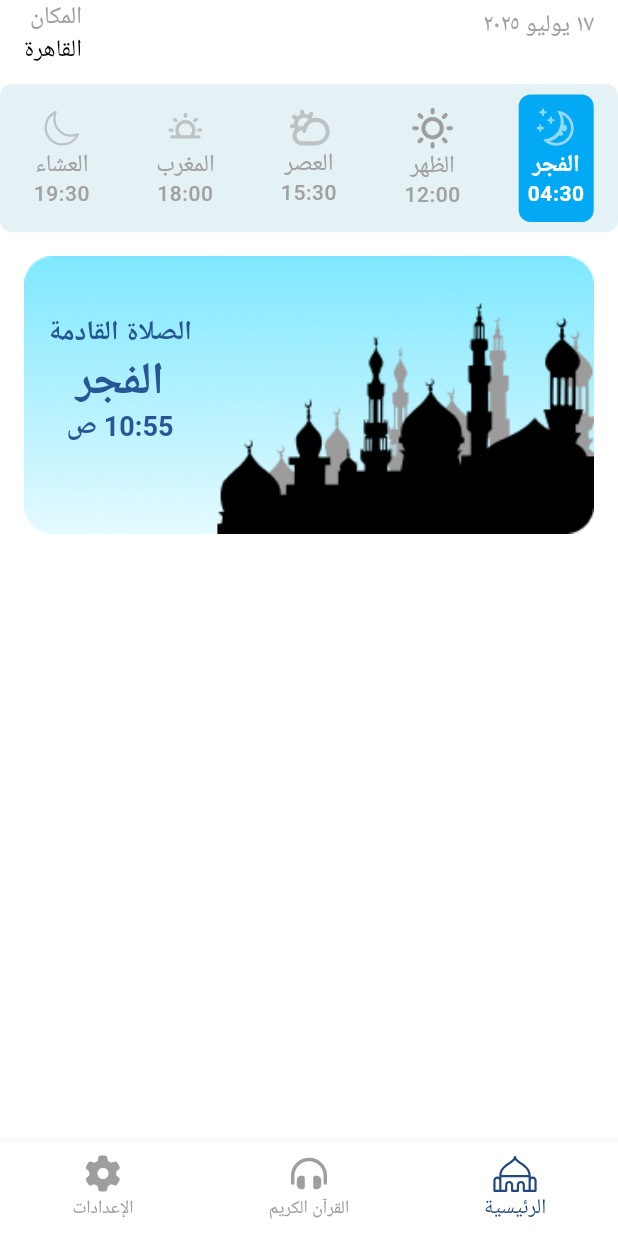
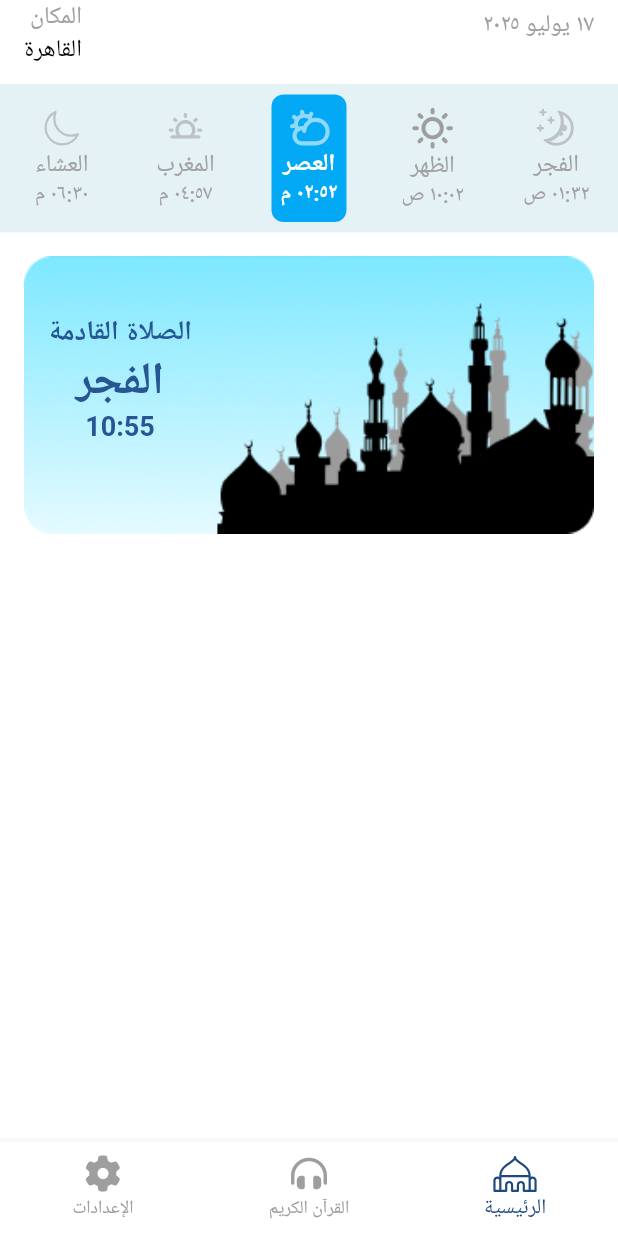
Before and after one commit to osamamohamedr1/islamic_app, a Flutter app: the screen it shows after launch, on a phone screen of 412 x 824 dp. Run offline on Flutter 3.47's test engine with Material 3 defaults, Android fonts, the phone set to English and light mode, and no system bars; our stand-ins replace adhan, bloc, flutter_bloc, flutter_svg, font_awesome_flutter, get_it and 1 more; missing offline and left inert: jhijri.

Commit message:
add comming prayer time

```diff
--- a/lib/core/routes/app_router.dart
+++ b/lib/core/routes/app_router.dart
@@ -1,6 +1,7 @@
 import 'package:flutter/material.dart';
 import 'package:islamic_app/core/routes/routes.dart';
 import 'package:islamic_app/features/bottom_nav_bar.dart/presentation/views/bottom_nav_bar_view.dart';
+
 import 'package:islamic_app/features/home/presentation/views/home_view.dart';
 
 Route onGenerateRoute(RouteSettings settting) {
@@ -22,7 +23,9 @@ Route onGenerateRoute(RouteSettings settting) {
     default:
       return MaterialPageRoute(
         builder: (context) {
-          return HomeView();
+          return Scaffold(
+            body: Center(child: Text('No route defined for ${settting.name}')),
+          );
         },
       );
   }
--- /dev/null
+++ b/lib/core/utils/dependency_injection.dart
@@ -0,0 +1,7 @@
+import 'package:get_it/get_it.dart';
+import 'package:islamic_app/features/home/data/repos/home_repo.dart';
+
+final getIt = GetIt.instance;
+void setupServiceLocator() {
+  getIt.registerSingleton<HomeRepo>(HomeRepo());
+}
--- a/lib/features/bottom_nav_bar.dart/presentation/views/bottom_nav_bar_view.dart
+++ b/lib/features/bottom_nav_bar.dart/presentation/views/bottom_nav_bar_view.dart
@@ -16,23 +16,30 @@ class BottomNavBarView extends StatefulWidget {
 
 class _BottomNavBarViewState extends State<BottomNavBarView> {
   int currentIndex = 0;
+  late PageController _pageController;
+  @override
+  void initState() {
+    _pageController = PageController(initialPage: currentIndex);
+    super.initState();
+  }
+
+  void _onItemTapped(int index) {
+    setState(() {
+      currentIndex = index;
+      _pageController.jumpToPage(index);
+    });
+  }
 
   @override
   Widget build(BuildContext context) {
     return Scaffold(
-      body: IndexedStack(
-        index: currentIndex,
-        children: [HomeView(), QuranAudioView(), SettingsView()],
-      ),
+      body: PageView(controller: _pageController, children: getViews()),
       bottomNavigationBar: Directionality(
         textDirection: TextDirection.rtl,
         child: BottomNavigationBar(
           items: getItems(currentIndex),
           currentIndex: currentIndex,
-          onTap: (value) {
-            currentIndex = value;
-            setState(() {});
-          },
+          onTap: _onItemTapped,
         ),
       ),
     );
@@ -60,3 +67,9 @@ List<BottomNavigationBarItem> getItems(currentIndex) => [
     label: 'الإعدادات',
   ),
 ];
+
+List<Widget> getViews() => [
+  const HomeView(),
+  const QuranAudioView(),
+  const SettingsView(),
+];
--- a/lib/features/home/data/models/prayer_model.dart
+++ b/lib/features/home/data/models/prayer_model.dart
@@ -1,7 +1,7 @@
 class PrayerModel {
   final String name;
-  final String time;
-  final bool isComming;
+  final DateTime time;
+  bool isComming;
   final String iconPath;
 
   PrayerModel({
--- a/lib/features/home/data/repos/home_repo.dart
+++ b/lib/features/home/data/repos/home_repo.dart
@@ -1,3 +1,54 @@
+import 'dart:developer';
+import 'package:adhan/adhan.dart';
+import 'package:islamic_app/core/utils/assets.dart';
+import 'package:islamic_app/features/home/data/models/prayer_model.dart';
+
 class HomeRepo {
-  getPrayerTimes() {}
+  List<PrayerModel> getPrayerTimes() {
+    Coordinates coordinates = Coordinates(30.0444, 31.2357);
+    final params = CalculationMethod.karachi.getParameters();
+    params.madhab = Madhab.hanafi;
+    final prayerTimes = PrayerTimes.today(coordinates, params);
+    log(prayerTimes.maghrib.toString());
+    final List<PrayerModel> prayerModelsList = [
+      PrayerModel(
+        name: 'الفجر',
+        time: prayerTimes.fajr,
+        iconPath: Assets.svgsFajr,
+        isComming: false,
+      ),
+      PrayerModel(
+        name: 'الظهر',
+        time: prayerTimes.dhuhr,
+        iconPath: Assets.svgsZhr,
+        isComming: false,
+      ),
+      PrayerModel(
+        name: 'العصر',
+        time: prayerTimes.asr,
+        iconPath: Assets.svgsAsr,
+        isComming: false,
+      ),
+      PrayerModel(
+        name: 'المغرب',
+        time: prayerTimes.maghrib,
+        iconPath: Assets.svgsMghreb,
+        isComming: false,
+      ),
+      PrayerModel(
+        name: 'العشاء',
+        time: prayerTimes.isha,
+        iconPath: Assets.svgsEsha,
+        isComming: false,
+      ),
+    ];
+    for (var prayer in prayerModelsList) {
+      if (prayer.time.isAfter(DateTime.now())) {
+        prayer.isComming = true;
+        break;
+      }
+    }
+
+    return prayerModelsList;
+  }
 }
--- /dev/null
+++ b/lib/features/home/presentation/manger/cubit/prayers_time_cubit.dart
@@ -0,0 +1,21 @@
+import 'package:bloc/bloc.dart';
+import 'package:islamic_app/features/home/data/models/prayer_model.dart';
+import 'package:islamic_app/features/home/data/repos/home_repo.dart';
+import 'package:meta/meta.dart';
+
+part 'prayers_time_state.dart';
+
+class PrayersTimeCubit extends Cubit<PrayersTimeState> {
+  PrayersTimeCubit(this.homeRepo) : super(PrayersTimeInitial());
+
+  final HomeRepo homeRepo;
+  void getPrayerTimes() {
+    try {
+      emit(PrayersTimeLoading());
+      final prayerTimes = homeRepo.getPrayerTimes();
+      emit(PrayersTimeLoaded(prayerTimes));
+    } catch (e) {
+      emit(PrayersTimeError('Failed to load prayer times'));
+    }
+  }
+}
--- /dev/null
+++ b/lib/features/home/presentation/manger/cubit/prayers_time_state.dart
@@ -0,0 +1,20 @@
+part of 'prayers_time_cubit.dart';
+
+@immutable
+sealed class PrayersTimeState {}
+
+final class PrayersTimeInitial extends PrayersTimeState {}
+
+final class PrayersTimeLoading extends PrayersTimeState {}
+
+final class PrayersTimeLoaded extends PrayersTimeState {
+  final List<PrayerModel> prayerTimes;
+
+  PrayersTimeLoaded(this.prayerTimes);
+}
+
+final class PrayersTimeError extends PrayersTimeState {
+  final String message;
+
+  PrayersTimeError(this.message);
+}
--- a/lib/features/home/presentation/views/home_view.dart
+++ b/lib/features/home/presentation/views/home_view.dart
@@ -1,6 +1,9 @@
 import 'package:flutter/material.dart';
+import 'package:flutter_bloc/flutter_bloc.dart';
 import 'package:intl/intl.dart';
 import 'package:islamic_app/core/utils/assets.dart';
+import 'package:islamic_app/features/home/data/repos/home_repo.dart';
+import 'package:islamic_app/features/home/presentation/manger/cubit/prayers_time_cubit.dart';
 import 'package:islamic_app/features/home/presentation/views/widgets/prayer_times_row.dart';
 import 'package:jhijri/_src/_jHijri.dart';
 
@@ -9,9 +12,14 @@ class HomeView extends StatelessWidget {
 
   @override
   Widget build(BuildContext context) {
-    DateTime now = DateTime.now();
-    String formattedDate = DateFormat('d MMMM y', 'ar_EG').format(now);
-    return Scaffold(
+    String formattedDate = DateFormat(
+      'd MMMM y',
+      'ar_EG',
+    ).format(DateTime.now());
+    return BlocProvider(
+      create: (context) => PrayersTimeCubit(HomeRepo())..getPrayerTimes(),
+
+      child: Scaffold(
         appBar: homeAppBar(formattedDate, context),
         body: Column(
           spacing: 16,
@@ -22,6 +30,7 @@ class HomeView extends StatelessWidget {
               child: Column(children: [CommingPrayerFrame()]),
             ),
           ],
+        ),
       ),
     );
   }
@@ -102,7 +111,7 @@ class CommingPrayerFrame extends StatelessWidget {
               ),
               Text('الفجر', style: Theme.of(context).textTheme.titleLarge),
               Text(
-                '10:55 ص',
+                '10:55',
                 textAlign: TextAlign.left,
                 style: Theme.of(
                   context,
--- a/lib/features/home/presentation/views/widgets/prayer_time_item.dart
+++ b/lib/features/home/presentation/views/widgets/prayer_time_item.dart
@@ -1,5 +1,6 @@
 import 'package:flutter/material.dart';
 import 'package:flutter_svg/svg.dart';
+import 'package:intl/intl.dart';
 import 'package:islamic_app/core/themes/colors_manger.dart';
 import 'package:islamic_app/features/home/data/models/prayer_model.dart';
 
@@ -38,7 +39,7 @@ class PrayerTimeItem extends StatelessWidget {
             ),
           ),
           Text(
-            prayerModel.time,
+            DateFormat('hh:mm a', 'ar').format(prayerModel.time),
             style: Theme.of(context).textTheme.bodySmall!.copyWith(
               fontWeight: prayerModel.isComming
                   ? FontWeight.w700
--- a/lib/features/home/presentation/views/widgets/prayer_times_row.dart
+++ b/lib/features/home/presentation/views/widgets/prayer_times_row.dart
@@ -1,7 +1,7 @@
 import 'package:flutter/material.dart';
+import 'package:flutter_bloc/flutter_bloc.dart';
 import 'package:islamic_app/core/themes/colors_manger.dart';
-import 'package:islamic_app/core/utils/assets.dart';
-import 'package:islamic_app/features/home/data/models/prayer_model.dart';
+import 'package:islamic_app/features/home/presentation/manger/cubit/prayers_time_cubit.dart';
 import 'package:islamic_app/features/home/presentation/views/widgets/prayer_time_item.dart';
 
 class PrayerTimesRow extends StatelessWidget {
@@ -11,55 +11,33 @@ class PrayerTimesRow extends StatelessWidget {
   Widget build(BuildContext context) {
     return Container(
       height: MediaQuery.of(context).size.height * 0.12,
-      decoration: BoxDecoration(
-        color: ColorsManger.lightGrey,
-        borderRadius: BorderRadius.circular(8),
-      ),
-      child: Row(
-        crossAxisAlignment: CrossAxisAlignment.center,
-        mainAxisAlignment: MainAxisAlignment.spaceAround,
-        children: [
-          PrayerTimeItem(
-            prayerModel: PrayerModel(
-              name: 'الفجر',
-              time: '04:30',
-              iconPath: Assets.svgsFajr,
-              isComming: true,
-            ),
-          ),
-          PrayerTimeItem(
-            prayerModel: PrayerModel(
-              name: 'الظهر',
-              time: '12:00',
-              iconPath: Assets.svgsZhr,
-              isComming: false,
-            ),
-          ),
-          PrayerTimeItem(
-            prayerModel: PrayerModel(
-              name: 'العصر',
-              time: '15:30',
-              iconPath: Assets.svgsAsr,
-              isComming: false,
-            ),
-          ),
-          PrayerTimeItem(
-            prayerModel: PrayerModel(
-              name: 'المغرب',
-              time: '18:00',
-              iconPath: Assets.svgsMghreb,
-              isComming: false,
-            ),
-          ),
-          PrayerTimeItem(
-            prayerModel: PrayerModel(
-              name: 'العشاء',
-              time: '19:30',
-              iconPath: Assets.svgsEsha,
-              isComming: false,
-            ),
-          ),
-        ],
+      decoration: BoxDecoration(color: ColorsManger.lightGrey),
+      child: BlocBuilder<PrayersTimeCubit, PrayersTimeState>(
+        builder: (context, state) {
+          if (state is PrayersTimeLoaded) {
+            return Row(
+              crossAxisAlignment: CrossAxisAlignment.center,
+              mainAxisAlignment: MainAxisAlignment.spaceAround,
+              children: List.generate(state.prayerTimes.length, (index) {
+                final prayer = state.prayerTimes[index];
+                return PrayerTimeItem(prayerModel: prayer);
+              }),
+            );
+          } else if (state is PrayersTimeError) {
+            return Center(
+              child: Text(
+                state.message,
+                style: Theme.of(
+                  context,
+                ).textTheme.bodyMedium!.copyWith(color: Colors.red),
+              ),
+            );
+          } else {
+            return Center(
+              child: CircularProgressIndicator(color: ColorsManger.primary),
+            );
+          }
+        },
       ),
     );
   }
--- a/lib/main.dart
+++ b/lib/main.dart
@@ -5,12 +5,13 @@ import 'package:islamic_app/core/routes/app_router.dart';
 import 'package:islamic_app/core/routes/routes.dart';
 import 'package:islamic_app/core/themes/app_themes.dart';
 import 'package:islamic_app/core/utils/cache_helper.dart';
+import 'package:islamic_app/core/utils/dependency_injection.dart';
 import 'package:islamic_app/features/bottom_nav_bar.dart/presentation/manger/theme/theme_cubit.dart';
 
 void main() async {
   WidgetsFlutterBinding.ensureInitialized();
   await CacheHelper.initSharedPrefCaching();
-
+  setupServiceLocator();
   runApp(IslamicApp());
 }
 
--- a/pubspec.yaml
+++ b/pubspec.yaml
@@ -28,6 +28,7 @@ environment:
 # the latest version available on pub.dev. To see which dependencies have newer
 # versions available, run `flutter pub outdated`.
 dependencies:
+  adhan: ^2.0.0+1
   cupertino_icons: ^1.0.8
   flutter:
     sdk: flutter
@@ -35,6 +36,7 @@ dependencies:
   flutter_localization: ^0.3.3
   flutter_svg: ^2.2.0
   font_awesome_flutter: ^10.8.0
+  get_it: ^8.0.3
   intl: ^0.20.2
   jhijri: ^1.0.0
   persistent_bottom_nav_bar: ^6.2.1
```
Also changed, not shown: pubspec.lock. Lines whose indentation alone changed are shown as unchanged.
